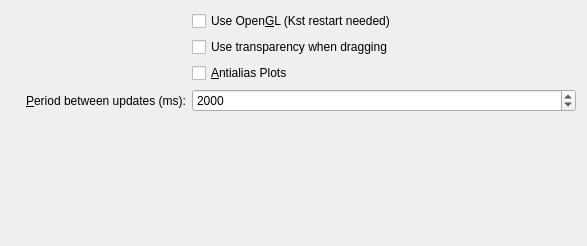
Qt form src/libkstapp/generaltab.ui (Kst-plot/kst) before a commit.
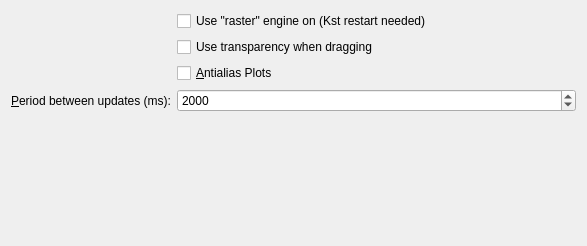
The same form after that commit.

Commit message: remove OpenGL support use raster instead

```diff
--- a/src/libkstapp/generaltab.ui
+++ b/src/libkstapp/generaltab.ui
@@ -68,7 +68,7 @@
       <string>Rendering using OpenGL is faster on some architectures, but very buggy on others (depending on the video driver).  This might help, or might cause things to go horribly wrong.</string>
      </property>
      <property name="text">
-      <string>Use Open&amp;GL (Kst restart needed)</string>
+      <string>Use &quot;raster&quot; engine on (Kst restart needed)</string>
      </property>
     </widget>
    </item>
```
Left out of the diff: 8 changed lines with no effect on the pictures. The commit also changes 11 other files.
